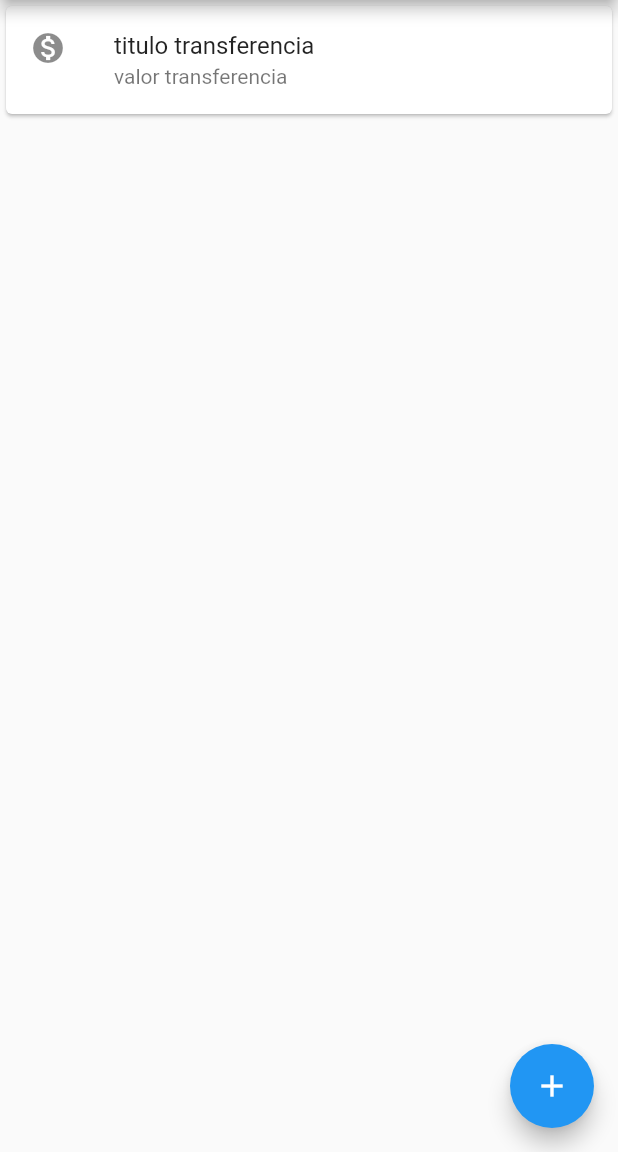
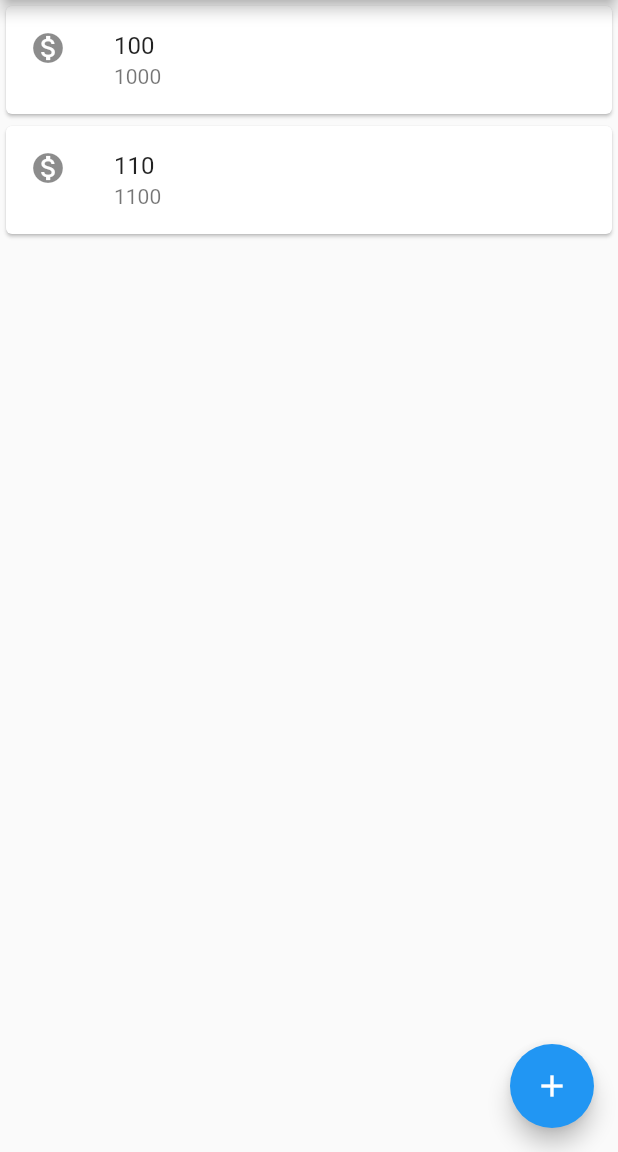
Before and after one commit to elizeurjr/thebank, a Flutter app: the screen it shows after launch, on a phone screen of 412 x 824 dp, the part 84-1236 px from its top. Run offline on Flutter 3.47's test engine with Material 2 defaults, Android fonts, the light colour scheme and no system bars.

Commit message:
Extração da Lista de transferencia

```diff
--- a/lib/main.dart
+++ b/lib/main.dart
@@ -12,13 +12,7 @@ class MyApp extends StatelessWidget {
         appBar: AppBar(
           title: Text('The Bank'),
         ),
-        body: Card(
-          child: ListTile(
-            leading: Icon(Icons.monetization_on),
-            title: Text('titulo transferencia'),
-            subtitle: Text('valor transferencia'),
-          ),
-        ),
+        body: ListaTransferencia(),
         floatingActionButton: FloatingActionButton(
           child: Icon(Icons.add),
           onPressed: () {},
@@ -27,3 +21,36 @@ class MyApp extends StatelessWidget {
     );
   }
 }
+
+class ListaTransferencia extends StatelessWidget {
+
+  @override
+  Widget build(BuildContext context) {
+    return Column(
+      children: [
+        ItemTransferencia('100', '1000'),
+        ItemTransferencia('110', '1100'),
+      ],
+    );
+  }
+}
+
+class ItemTransferencia extends StatelessWidget {
+
+  final String numeroConta;
+  final String valor;
+
+  ItemTransferencia(this.numeroConta, this.valor);
+
+  @override
+  Widget build(BuildContext context) {
+    return Card(
+      child: ListTile(
+        leading: Icon(Icons.monetization_on),
+        title: Text(numeroConta),
+        subtitle: Text(valor),
+      ),
+    );
+  }
+
+}
```
